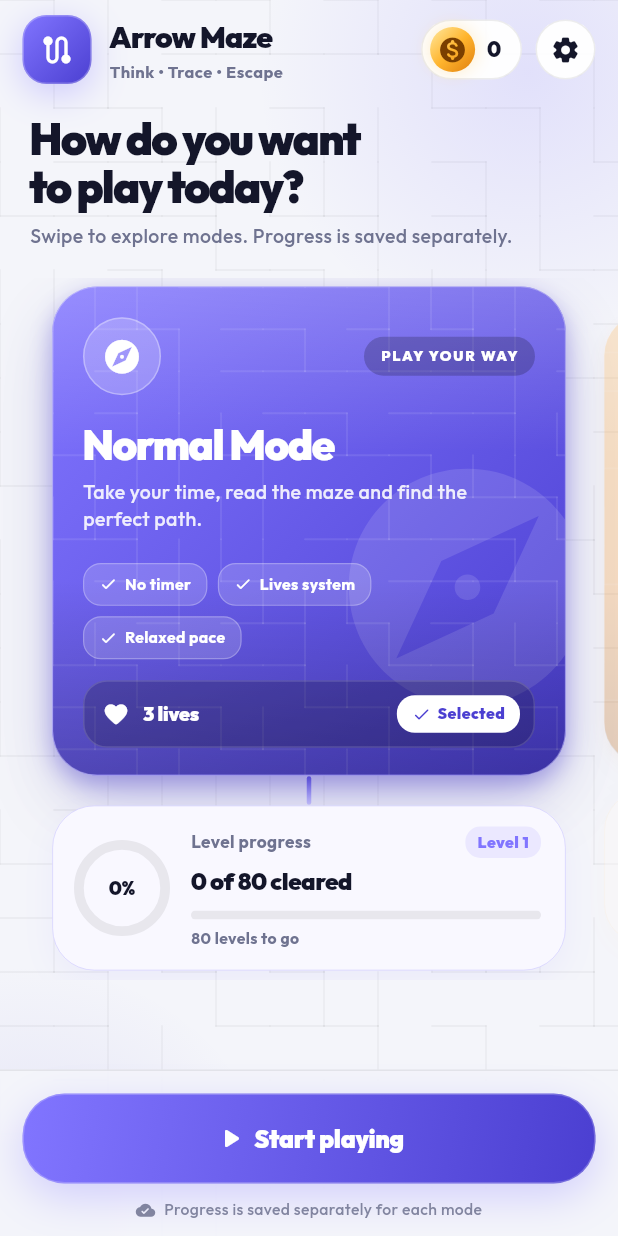
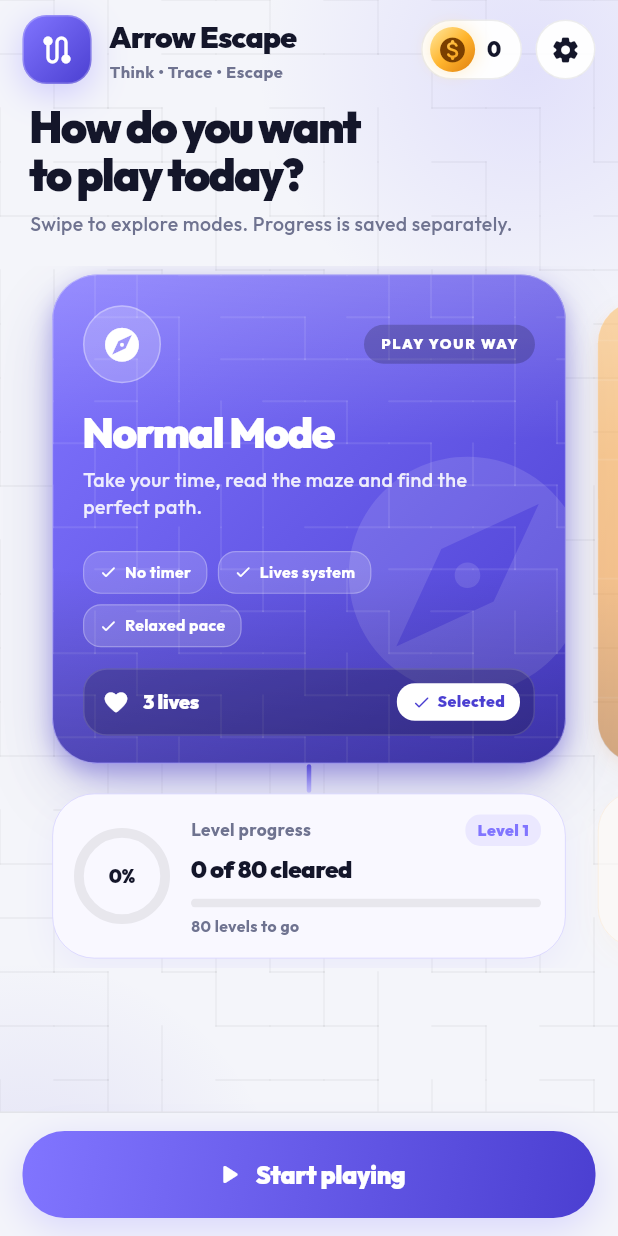
Before and after one commit to nirensavaliya/arrow-game-flutter, a Flutter app: the screen it shows after launch, on a phone screen of 412 x 824 dp. Run offline on Flutter 3.47's test engine with Material 3 defaults, Android fonts, the phone set to English and light mode, and no system bars; our stand-ins replace firebase_analytics, firebase_core, firebase_crashlytics, firebase_remote_config, get, get_storage and 1 more; accounts and stored records are empty.

Commit message:
add restart level in ads add many ui refine

```diff
--- a/lib/screen/game/game_intro_screen.dart
+++ b/lib/screen/game/game_intro_screen.dart
@@ -1,3 +1,4 @@
+
 import 'dart:math' as math;
 
 import 'package:flutter/material.dart';
@@ -122,12 +123,12 @@ class _GameIntroScreenState extends State<GameIntroScreen>
 
     _intro = AnimationController(
       vsync: this,
-      duration: const Duration(milliseconds: 850),
+      duration: const Duration(milliseconds: 950),
     )..forward();
 
     _ambient = AnimationController(
       vsync: this,
-      duration: const Duration(seconds: 7),
+      duration: const Duration(seconds: 10),
     )..repeat(reverse: true);
   }
 
@@ -170,9 +171,7 @@ class _GameIntroScreenState extends State<GameIntroScreen>
   // --------------------------------------------------
   // LEVEL PROGRESS (per mode)
   // --------------------------------------------------
-  //
-  // Reads each mode's own saved progress from GameStorage.
-  // The UI refreshes automatically when you return from a game.
+
   _ModeProgress _progressFor(GameMode mode) {
     final int totalLevels = LevelDesigns.totalLevels;
 
@@ -217,15 +216,14 @@ class _GameIntroScreenState extends State<GameIntroScreen>
     });
   }
 
-  // Tap on a side card: scroll to it (selection follows the page change).
   void _selectMode(int index) {
     if (index == _selectedMode) return;
 
     if (_pageController.hasClients) {
       _pageController.animateToPage(
         index,
-        duration: const Duration(milliseconds: 400),
-        curve: Curves.easeOutCubic,
+        duration: const Duration(milliseconds: 550),
+        curve: Curves.easeInOutCubic,
       );
     } else {
       VibrationService.tap();
@@ -235,7 +233,6 @@ class _GameIntroScreenState extends State<GameIntroScreen>
     }
   }
 
-  // Swipe settled on a new card.
   void _onPageChanged(int index) {
     if (index == _selectedMode) return;
 
@@ -279,25 +276,37 @@ class _GameIntroScreenState extends State<GameIntroScreen>
     }
   }
 
+  // --------------------------------------------------
+  // REFINED SCREEN REVEAL ANIMATION
+  // --------------------------------------------------
+
   Widget _reveal(double start, Widget child) {
     final animation = CurvedAnimation(
       parent: _intro,
       curve: Interval(
         start,
-        math.min(1.0, start + 0.55),
-        curve: Curves.easeOutCubic,
+        math.min(1.0, start + 0.48),
+        curve: Curves.easeOutQuart,
       ),
     );
 
     return AnimatedBuilder(
       animation: animation,
-      builder: (context, _) => Opacity(
-        opacity: animation.value,
+      child: child,
+      builder: (context, child) {
+        final value = animation.value;
+
+        return Opacity(
+          opacity: value,
           child: Transform.translate(
-          offset: Offset(0, 18 * (1 - animation.value)),
+            offset: Offset(0, 12 * (1 - value)),
+            child: Transform.scale(
+              scale: 0.985 + (0.015 * value),
               child: child,
             ),
           ),
+        );
+      },
     );
   }
 
@@ -318,21 +327,31 @@ class _GameIntroScreenState extends State<GameIntroScreen>
                   child: _reveal(0.0, _buildTopBar(mode)),
                 ),
                 Expanded(
-                  child: SingleChildScrollView(
-                    physics: const BouncingScrollPhysics(),
-                    padding: const EdgeInsets.only(top: 20, bottom: 14),
+                  child: LayoutBuilder(
+                    builder: (context, constraints) {
+                      final carouselHeight =
+                      (constraints.maxHeight * 0.78).clamp(340.0, 468.0);
+
+                      return SingleChildScrollView(
+                        padding: const EdgeInsets.only(top: 12, bottom: 10),
                         child: Column(
                           crossAxisAlignment: CrossAxisAlignment.start,
                           children: [
                             Padding(
-                          padding: const EdgeInsets.symmetric(horizontal: 20),
+                              padding:
+                              const EdgeInsets.symmetric(horizontal: 20),
                               child: _reveal(0.06, _buildHeading()),
                             ),
                             const SizedBox(height: 18),
-                        _reveal(0.16, _buildCarousel()),
+                            _reveal(
+                              0.16,
+                              _buildCarousel(height: carouselHeight),
+                            ),
                             const SizedBox(height: 12),
                           ],
                         ),
+                      );
+                    },
                   ),
                 ),
                 _reveal(0.42, _buildBottomBar(mode)),
@@ -352,7 +371,7 @@ class _GameIntroScreenState extends State<GameIntroScreen>
     return AnimatedBuilder(
       animation: _ambient,
       builder: (context, _) {
-        final drift = math.sin(_ambient.value * math.pi) * 22;
+        final drift = math.sin(_ambient.value * math.pi) * 16;
 
         return Stack(
           children: [
@@ -414,7 +433,8 @@ class _GameIntroScreenState extends State<GameIntroScreen>
     return Row(
       children: [
         AnimatedContainer(
-          duration: const Duration(milliseconds: 400),
+          duration: const Duration(milliseconds: 450),
+          curve: Curves.easeInOutCubic,
           width: 46,
           height: 46,
           decoration: BoxDecoration(
@@ -448,7 +468,7 @@ class _GameIntroScreenState extends State<GameIntroScreen>
             mainAxisSize: MainAxisSize.min,
             children: [
               Text(
-                'Arrow Maze',
+                'Arrow Escape',
                 style: TextStyle(
                   color: _textPrimary,
                   fontSize: 20,
@@ -584,12 +604,12 @@ class _GameIntroScreenState extends State<GameIntroScreen>
   }
 
   // --------------------------------------------------
-  // CAROUSEL  (mode card + separate progress card per page)
+  // CAROUSEL
   // --------------------------------------------------
 
-  Widget _buildCarousel() {
+  Widget _buildCarousel({required double height}) {
     return SizedBox(
-      height: 468,
+      height: height,
       child: PageView.builder(
         controller: _pageController,
         physics: const BouncingScrollPhysics(),
@@ -600,26 +620,43 @@ class _GameIntroScreenState extends State<GameIntroScreen>
             animation: _pageController,
             builder: (context, child) {
               double page = _selectedMode.toDouble();
+
               if (_pageController.position.haveDimensions) {
                 page = _pageController.page ?? page;
               }
 
               final distance = (page - index).abs().clamp(0.0, 1.0);
-              final scale = 1 - (distance * 0.08);
-              final opacity = 1 - (distance * 0.7);
+
+              final curvedDistance =
+              Curves.easeOutCubic.transform(distance);
+
+              final scale = 1 - (curvedDistance * 0.055);
+              final opacity = 1 - (curvedDistance * 0.42);
+              final verticalOffset = curvedDistance * 5;
 
               return Center(
+                child: Transform.translate(
+                  offset: Offset(0, verticalOffset),
                   child: Transform.scale(
                     scale: scale,
-                  child: Opacity(opacity: opacity, child: child),
+                    child: Opacity(
+                      opacity: opacity,
+                      child: child,
+                    ),
+                  ),
                 ),
               );
             },
             child: Padding(
-              padding: const EdgeInsets.symmetric(horizontal: 6, vertical: 6),
+              padding: const EdgeInsets.symmetric(
+                horizontal: 6,
+                vertical: 6,
+              ),
               child: Column(
                 children: [
-                  Expanded(child: _buildModeCard(_modes[index], index)),
+                  Expanded(
+                    child: _buildModeCard(_modes[index], index),
+                  ),
                   _buildConnector(_modes[index]),
                   _buildProgressCard(_modes[index], index),
                 ],
@@ -631,7 +668,6 @@ class _GameIntroScreenState extends State<GameIntroScreen>
     );
   }
 
-  // Small link between the mode card and its progress card
   Widget _buildConnector(_GameMode mode) {
     return SizedBox(
       height: 20,
@@ -661,8 +697,8 @@ class _GameIntroScreenState extends State<GameIntroScreen>
     return GestureDetector(
       onTap: () => _selectMode(index),
       child: AnimatedContainer(
-        duration: const Duration(milliseconds: 320),
-        curve: Curves.easeOutCubic,
+        duration: const Duration(milliseconds: 450),
+        curve: Curves.easeInOutCubic,
         decoration: BoxDecoration(
           borderRadius: BorderRadius.circular(30),
           gradient: LinearGradient(
@@ -675,7 +711,6 @@ class _GameIntroScreenState extends State<GameIntroScreen>
             width: selected ? 0.5 : 0,
           ),
           boxShadow: [
-            // 1. Colored glow: the main "premium" light under the card
             BoxShadow(
               color: mode.color.withValues(
                 alpha: selected ? (_isDark ? 0.42 : 0.34) : 0.10,
@@ -684,15 +719,11 @@ class _GameIntroScreenState extends State<GameIntroScreen>
               spreadRadius: selected ? -6 : -2,
               offset: Offset(0, selected ? 16 : 6),
             ),
-
-            // 2. Tight contact shadow in the deep tint: grounds the card
             BoxShadow(
               color: mode.colorDeep.withValues(alpha: selected ? 0.35 : 0.12),
               blurRadius: selected ? 12 : 6,
               offset: Offset(0, selected ? 6 : 3),
             ),
-
-            // 3. Wide neutral ambient shadow: adds depth against the background
             BoxShadow(
               color: Colors.black.withValues(
                 alpha: _isDark
@@ -864,7 +895,8 @@ class _GameIntroScreenState extends State<GameIntroScreen>
                             ),
                           ),
                           AnimatedContainer(
-                            duration: const Duration(milliseconds: 280),
+                            duration: const Duration(milliseconds: 400),
+                            curve: Curves.easeInOutCubic,
                             padding: const EdgeInsets.symmetric(
                               horizontal: 10,
                               vertical: 5,
@@ -943,7 +975,7 @@ class _GameIntroScreenState extends State<GameIntroScreen>
   }
 
   // --------------------------------------------------
-  // PROGRESS CARD (separate, styled to match its mode)
+  // PROGRESS CARD
   // --------------------------------------------------
 
   Widget _buildProgressCard(_GameMode mode, int index) {
@@ -973,10 +1005,9 @@ class _GameIntroScreenState extends State<GameIntroScreen>
       ),
       child: Row(
         children: [
-          // Progress ring
           TweenAnimationBuilder<double>(
             tween: Tween<double>(begin: 0, end: percent),
-            duration: const Duration(milliseconds: 900),
+            duration: const Duration(milliseconds: 1200),
             curve: Curves.easeOutCubic,
             builder: (context, value, _) {
               return SizedBox(
@@ -1007,9 +1038,7 @@ class _GameIntroScreenState extends State<GameIntroScreen>
               );
             },
           ),
-
           const SizedBox(width: 14),
-
           Expanded(
             child: Column(
               crossAxisAlignment: CrossAxisAlignment.start,
@@ -1063,7 +1092,7 @@ class _GameIntroScreenState extends State<GameIntroScreen>
                 const SizedBox(height: 8),
                 TweenAnimationBuilder<double>(
                   tween: Tween<double>(begin: 0, end: percent),
-                  duration: const Duration(milliseconds: 900),
+                  duration: const Duration(milliseconds: 1200),
                   curve: Curves.easeOutCubic,
                   builder: (context, value, _) {
                     return ClipRRect(
@@ -1120,33 +1149,33 @@ class _GameIntroScreenState extends State<GameIntroScreen>
   Widget _buildBottomBar(_GameMode mode) {
     final progress = _progressFor(_selectedGameMode);
 
-    // Check whether the selected mode has been played before.
-    final bool hasPlayed = progress.clearedLevels > 0 ||
-        progress.currentLevel > 1;
+    final bool hasPlayed =
+        progress.clearedLevels > 0 || progress.currentLevel > 1;
 
-    // Dynamic button title and icon.
     final String buttonLabel = hasPlayed
         ? 'Continue Level ${progress.currentLevel}'
         : mode.cta;
 
-    final IconData buttonIcon = hasPlayed
-        ? Icons.play_circle_outline_rounded
-        : mode.ctaIcon;
+    final IconData buttonIcon =
+    hasPlayed ? Icons.play_circle_outline_rounded : mode.ctaIcon;
 
     return Container(
-      padding: const EdgeInsets.fromLTRB(15, 15, 15, 10),
+      width: double.infinity,
+      padding: const EdgeInsets.fromLTRB(15, 12, 15, 12),
       decoration: BoxDecoration(
-        color: _bg.withValues(alpha: _isDark ? 0.94 : 0.96),
-        border: Border(top: BorderSide(color: _hairline)),
+        color: _bg.withValues(alpha: _isDark ? 0.97 : 0.98),
+        border: Border(
+          top: BorderSide(color: _hairline),
         ),
-      child: Column(
-        mainAxisSize: MainAxisSize.min,
-        children: [
-          SizedBox(
+      ),
+      child: SafeArea(
+        top: false,
+        child: SizedBox(
           width: double.infinity,
-            height: 60,
+          height: 58,
           child: AnimatedContainer(
-              duration: const Duration(milliseconds: 350),
+            duration: const Duration(milliseconds: 450),
+            curve: Curves.easeInOutCubic,
             decoration: BoxDecoration(
               borderRadius: BorderRadius.circular(28),
               gradient: LinearGradient(
@@ -1154,16 +1183,13 @@ class _GameIntroScreenState extends State<GameIntroScreen>
                 end: Alignment.bottomRight,
                 colors: [mode.color, mode.colorDeep],
               ),
-                border: Border.all(
-                  color: Colors.white.withValues(alpha: 0.22),
-                ),
               boxShadow: [
                 BoxShadow(
                   color: mode.color.withValues(
-                      alpha: _isDark ? 0.40 : 0.30,
+                    alpha: _isDark ? 0.35 : 0.25,
                   ),
-                    blurRadius: 24,
-                    offset: const Offset(0, 9),
+                  blurRadius: 22,
+                  offset: const Offset(0, 7),
                 ),
               ],
             ),
@@ -1179,17 +1205,28 @@ class _GameIntroScreenState extends State<GameIntroScreen>
                 ),
               ),
               child: AnimatedSwitcher(
-                  duration: const Duration(milliseconds: 250),
+                duration: const Duration(milliseconds: 350),
+                switchInCurve: Curves.easeOutCubic,
+                switchOutCurve: Curves.easeInCubic,
+                transitionBuilder: (child, animation) {
+                  return FadeTransition(
+                    opacity: animation,
+                    child: SlideTransition(
+                      position: Tween<Offset>(
+                        begin: const Offset(0, 0.12),
+                        end: Offset.zero,
+                      ).animate(animation),
+                      child: child,
+                    ),
+                  );
+                },
                 child: Row(
-                    key: ValueKey(
-                      '$_selectedMode-$buttonLabel',
-                    ),
+                  key: ValueKey('$_selectedMode-$buttonLabel'),
                   mainAxisAlignment: MainAxisAlignment.center,
                   children: [
                     Icon(buttonIcon, size: 22),
-                      const SizedBox(width: 5),
-                      Flexible(
-                        child: Text(
+                    const SizedBox(width: 7),
+                    Text(
                       buttonLabel,
                       maxLines: 1,
                       overflow: TextOverflow.ellipsis,
@@ -1199,36 +1236,12 @@ class _GameIntroScreenState extends State<GameIntroScreen>
                         fontWeight: FontWeight.w900,
                       ),
                     ),
-                      ),
                   ],
                 ),
               ),
             ),
           ),
         ),
-          const SizedBox(height: 10),
-          Row(
-            mainAxisAlignment: MainAxisAlignment.center,
-            children: [
-              Icon(
-                Icons.cloud_done_rounded,
-                size: 13,
-                color: _textSecondary.withValues(alpha: 0.85),
-              ),
-              const SizedBox(width: 6),
-              Flexible(
-                child: Text(
-                  'Progress is saved separately for each mode',
-                  textAlign: TextAlign.center,
-                  style: TextStyle(
-                    color: _textSecondary.withValues(alpha: 0.85),
-                    fontSize: 10.5,
-                  ),
-                ),
-              ),
-            ],
-          ),
-        ],
       ),
     );
   }
--- a/lib/screen/level/level_screen.dart
+++ b/lib/screen/level/level_screen.dart
@@ -871,7 +871,7 @@ class _LevelScreenState extends State<LevelScreen>
           ),
 
           Padding(
-            padding: const EdgeInsets.fromLTRB(16, 16, 16, 14),
+            padding: const EdgeInsets.fromLTRB(15, 15, 15, 14),
             child: Column(
               mainAxisSize: MainAxisSize.min,
               crossAxisAlignment: CrossAxisAlignment.start,
--- a/lib/screen/splash/splash_screen.dart
+++ b/lib/screen/splash/splash_screen.dart
@@ -162,7 +162,7 @@ class _SplashScreenState extends State<SplashScreen>
                     _reveal(
                       0.18,
                       Text(
-                        'Arrow Maze',
+                        'Arrow Escape',
                         style: TextStyle(
                           color: _textPrimary,
                           fontSize: 32,
--- a/lib/services/remote_config_service.dart
+++ b/lib/services/remote_config_service.dart
@@ -31,6 +31,10 @@ class RemoteConfigService {
     ///        (test ads, extra logging, debug UI, etc.)
     /// false = normal behavior.
     'is_debug': false,
+
+    // ==================== Restarts ====================
+    'initial_restarts': 5,
+    'restarts_per_ad': 5,
 
     // ==================== Hints / Ads ====================
     'initial_hints': 0,
@@ -101,6 +105,16 @@ class RemoteConfigService {
   /// false = clean production behavior.
   bool get isDebug => _bool('is_debug');
 
+  // ==================== Restarts ====================
+
+  /// Restarts a new player starts with.
+  int get initialRestarts =>
+      _int('initial_restarts').clamp(0, 999).toInt();
+
+  /// Restarts granted after watching a rewarded ad.
+  int get restartsPerAd =>
+      _int('restarts_per_ad').clamp(0, 999).toInt();
+
   // ==================== Hints / Ads ====================
 
   int get initialHints => _int('initial_hints');
--- a/lib/storage/game_storage.dart
+++ b/lib/storage/game_storage.dart
@@ -221,4 +221,19 @@ class GameStorage {
     final w2 = addCoins(coins);
     await Future.wait([w1, w2]);
   }
+
+  // ---------------------------------------------------------------------------
+  // Restarts: one shared count for ALL modes
+  // ---------------------------------------------------------------------------
+
+  static const String _restartsKey = 'arrow_game_restarts_remaining';
+
+  static int loadRestarts(int defaultValue) {
+    final v = _storage.read(_restartsKey);
+    return v is num ? v.toInt() : defaultValue;
+  }
+
+  static Future<void> saveRestarts(int value) async {
+    await _storage.write(_restartsKey, value < 0 ? 0 : value);
+  }
 }
```
Also changed, not shown: lib/controller/game_controller.dart (+41 -0 lines), lib/main.dart (+10 -0 lines), lib/screen/game/game_screen.dart (+127 -30 lines), lib/screen/result/result_dialog.dart (+24 -20 lines), 725 other files. Lines whose indentation alone changed are shown as unchanged.
